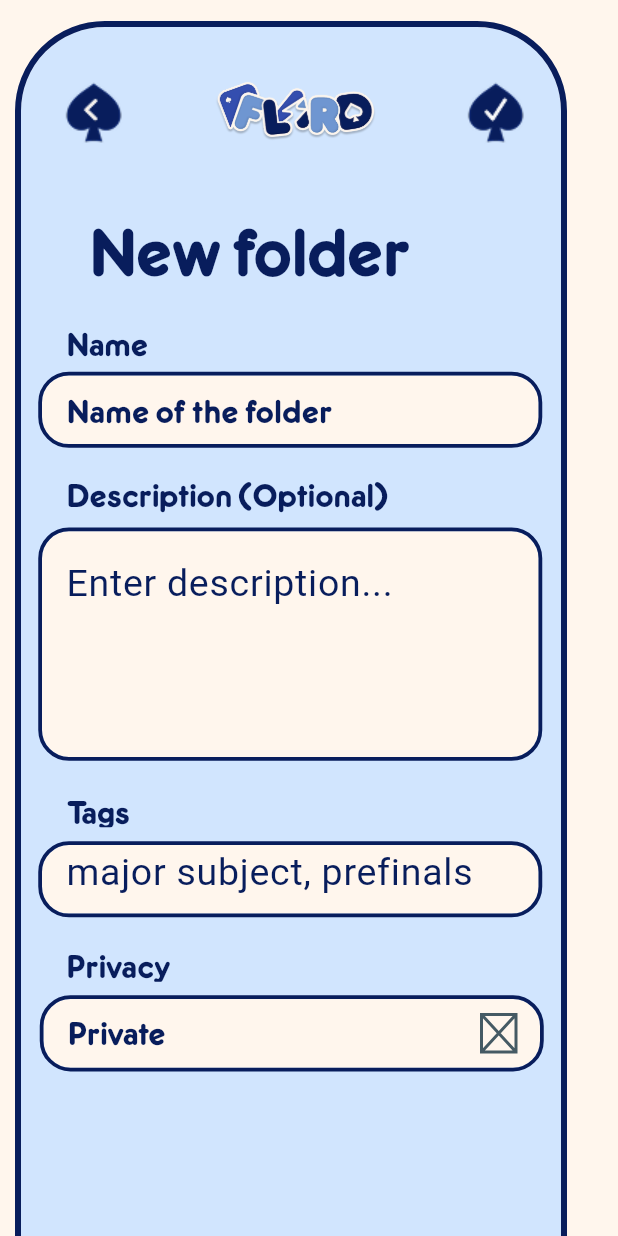
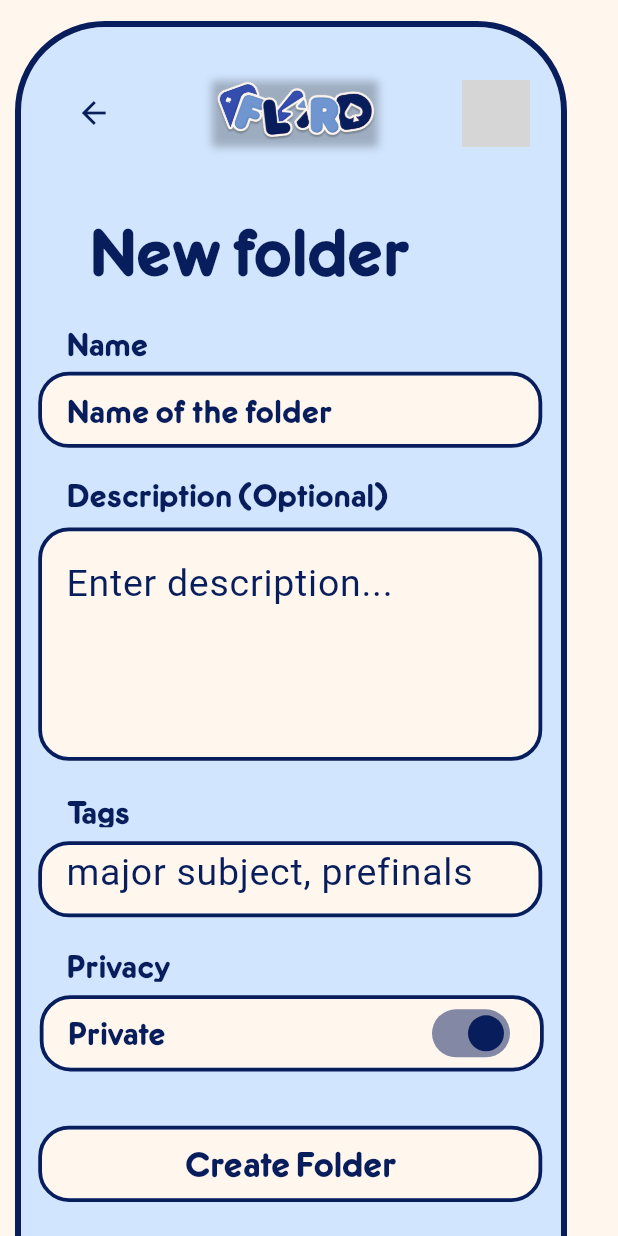
Before and after one commit to kat-katt/flards-github, a Flutter app: the NewFolder screen opened directly, on a phone screen of 412 x 824 dp. Run offline on Flutter 3.47's test engine with Material 3 defaults, Android fonts, the light colour scheme and no system bars; our stand-ins replace cloud_firestore, firebase_auth, firebase_core, shared_preferences, smooth_page_indicator; accounts and stored records are empty; network calls fail; Roboto replaces fonts that are missing (Questrial); grey boxes are pictures that could not be loaded.

Commit message:
Update newfolder.dart

```diff
--- a/lib/pages/newfolder.dart
+++ b/lib/pages/newfolder.dart
@@ -1,6 +1,9 @@
 import 'package:flutter/material.dart';
+import 'package:cloud_firestore/cloud_firestore.dart';
+import 'package:uuid/uuid.dart';
 import 'package:firebase_auth/firebase_auth.dart';
-import 'package:cloud_firestore/cloud_firestore.dart';
+import 'package:shared_preferences/shared_preferences.dart'; // Added import
+import 'item.dart';
 
 class NewFolder extends StatefulWidget {
   const NewFolder({super.key});
@@ -13,45 +16,49 @@
   final TextEditingController _nameController = TextEditingController();
   final TextEditingController _descriptionController = TextEditingController();
   final TextEditingController _tagsController = TextEditingController();
+  bool _isPrivate = true;
+  final Uuid _uuid = Uuid();
 
-  Future<void> _saveFolder() async {
-    if (_nameController.text.isEmpty) {
+  Future<void> _createFolder() async {
+    if (_nameController.text.trim().isEmpty) {
       ScaffoldMessenger.of(context).showSnackBar(
-        const SnackBar(content: Text('Please enter a folder name')),
+        const SnackBar(content: Text('Folder name is required')),
       );
       return;
     }
 
+    final user = FirebaseAuth.instance.currentUser;
+    if (user == null) {
+      ScaffoldMessenger.of(context).showSnackBar(
+        const SnackBar(content: Text('Please log in to create a folder')),
+      );
+      return;
+    }
+
+    final folderId = _uuid.v4();
+    final folder = Item(
+      id: folderId,
+      name: _nameController.text.trim(),
+      description: _descriptionController.text.trim(),
+      tags: _tagsController.text.trim(),
+      isPrivate: _isPrivate,
+      userId: user.uid,
+    );
+
     try {
-      final user = FirebaseAuth.instance.currentUser;
-      if (user == null) {
-        throw FirebaseAuthException(
-          code: 'no-user',
-          message: 'No user is signed in.',
-        );
-      }
-
       await FirebaseFirestore.instance
-          .collection('users')
-          .doc(user.uid)
           .collection('folders')
-          .add({
-            'name': _nameController.text,
-            'description': _descriptionController.text,
-            'tags':
-                _tagsController.text
-                    .split(',')
-                    .map((tag) => tag.trim())
-                    .toList(),
-            'createdAt': FieldValue.serverTimestamp(),
-            'isPrivate': true, // Assuming private by default
-          });
-
-      Navigator.pop(context); // Return to previous screen
+          .doc(folderId)
+          .set(folder.toMap());
+      await RecentFolders.addFolder(folderId);
+      Navigator.pop(context, folder);
+      ScaffoldMessenger.of(context).showSnackBar(
+        SnackBar(content: Text('Folder "${folder.name}" created!')),
+      );
     } catch (e) {
-      ScaffoldMessenger.of(
-        context,
-      ).showSnackBar(SnackBar(content: Text('Error saving folder: $e')));
+      ScaffoldMessenger.of(context).showSnackBar(
+        SnackBar(content: Text('Error creating folder: $e')),
+      );
     }
   }
 
@@ -85,30 +92,39 @@
               ),
             ),
             Positioned(
-              left: 40,
+              left: 308,
               top: 53,
               child: GestureDetector(
-                onTap: () {
-                  Navigator.pop(
-                    context,
-                  ); // Navigate back to the previous screen
-                },
-                child: Image.asset(
-                  'assets/icons/back.png',
+                onTap: () => Navigator.pop(context),
+                child: Container(
                   width: 45,
                   height: 45,
+                  decoration: BoxDecoration(
+                    image: DecorationImage(
+                      image: NetworkImage("https://placehold.co/45x45"),
+                      fit: BoxFit.fill,
+                    ),
+                  ),
+                  child: const Center(
+                    child: Icon(Icons.close, color: Color(0xFF081D5C), size: 24),
+                  ),
                 ),
               ),
             ),
             Positioned(
-              left: 308,
+              left: 40,
               top: 53,
               child: GestureDetector(
-                onTap: _saveFolder, // Save folder to Firestore
-                child: Image.asset(
-                  'assets/icons/save.png',
+                onTap: () => Navigator.pop(context),
+                child: Container(
                   width: 45,
                   height: 45,
+                  decoration: BoxDecoration(
+                    color: Colors.transparent,
+                  ),
+                  child: const Center(
+                    child: Icon(Icons.arrow_back, color: Color(0xFF081D5C), size: 24),
+                  ),
                 ),
               ),
             ),
@@ -123,6 +139,14 @@
                     image: AssetImage("assets/logo.png"),
                     fit: BoxFit.fill,
                   ),
+                  boxShadow: const [
+                    BoxShadow(
+                      color: Color(0x3F000000),
+                      blurRadius: 4,
+                      offset: Offset(0, 4),
+                      spreadRadius: 0,
+                    )
+                  ],
                 ),
               ),
             ),
@@ -236,10 +260,7 @@
                   ),
                 ),
                 child: Padding(
-                  padding: const EdgeInsets.symmetric(
-                    horizontal: 16,
-                    vertical: 8,
-                  ),
+                  padding: const EdgeInsets.symmetric(horizontal: 16, vertical: 8),
                   child: TextField(
                     controller: _descriptionController,
                     maxLines: 5,
@@ -355,22 +376,60 @@
                     borderRadius: BorderRadius.circular(18),
                   ),
                 ),
-                child: const Padding(
-                  padding: EdgeInsets.symmetric(horizontal: 16),
+                child: Padding(
+                  padding: const EdgeInsets.symmetric(horizontal: 16),
                   child: Row(
                     mainAxisAlignment: MainAxisAlignment.spaceBetween,
                     children: [
                       Text(
-                        'Private',
-                        style: TextStyle(
+                        _isPrivate ? 'Private' : 'Public',
+                        style: const TextStyle(
                           color: Color(0xFF081D5C),
                           fontSize: 19,
                           fontFamily: 'OPTIFrankfurter-Medium',
                           fontWeight: FontWeight.w500,
                         ),
                       ),
-                      SizedBox(width: 23, height: 25, child: Placeholder()),
+                      Switch(
+                        value: _isPrivate,
+                        onChanged: (value) => setState(() => _isPrivate = value),
+                        activeColor: const Color(0xFF081D5C),
+                      ),
                     ],
+                  ),
+                ),
+              ),
+            ),
+            Positioned(
+              left: 28,
+              top: 753,
+              child: GestureDetector(
+                onTap: _createFolder,
+                child: Container(
+                  width: 331,
+                  height: 45.75,
+                  decoration: ShapeDecoration(
+                    color: const Color(0xFFFFF6ED),
+                    shape: RoundedRectangleBorder(
+                      side: const BorderSide(
+                        width: 2.50,
+                        strokeAlign: BorderSide.strokeAlignOutside,
+                        color: Color(0xFF081D5C),
+                      ),
+                      borderRadius: BorderRadius.circular(18),
+                    ),
+                  ),
+                  child: const Center(
+                    child: Text(
+                      'Create Folder',
+                      textAlign: TextAlign.center,
+                      style: TextStyle(
+                        color: Color(0xFF081D5C),
+                        fontSize: 21,
+                        fontFamily: 'OPTIFrankfurter-Medium',
+                        fontWeight: FontWeight.w500,
+                      ),
+                    ),
                   ),
                 ),
               ),
@@ -380,4 +439,30 @@
       ),
     );
   }
+
+  @override
+  void dispose() {
+    _nameController.dispose();
+    _descriptionController.dispose();
+    _tagsController.dispose();
+    super.dispose();
+  }
 }
+
+class RecentFolders {
+  static const String _key = 'recent_folders';
+
+  static Future<void> addFolder(String folderId) async {
+    final prefs = await SharedPreferences.getInstance();
+    List<String> recent = prefs.getStringList(_key) ?? [];
+    recent.remove(folderId);
+    recent.insert(0, folderId);
+    if (recent.length > 5) recent = recent.sublist(0, 5);
+    await prefs.setStringList(_key, recent);
+  }
+
+  static Future<List<String>> getRecentFolders() async {
+    final prefs = await SharedPreferences.getInstance();
+    return prefs.getStringList(_key) ?? [];
+  }
+}
```
